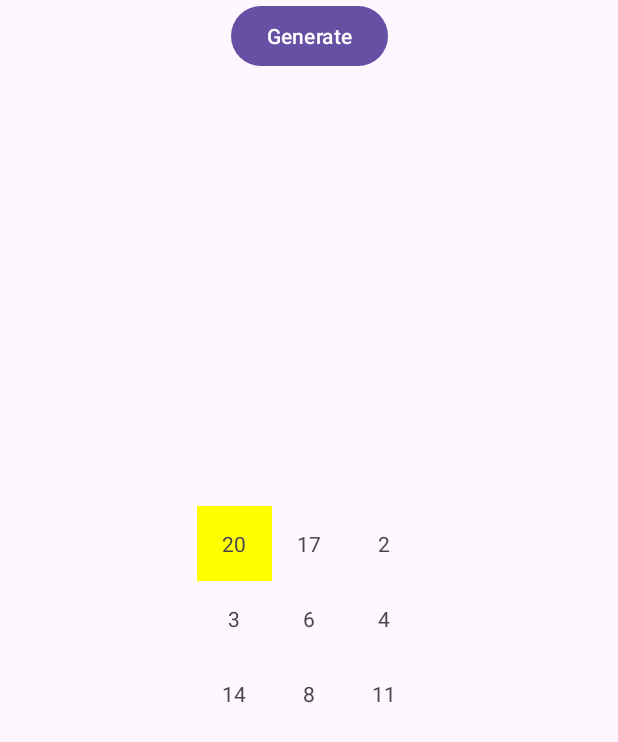
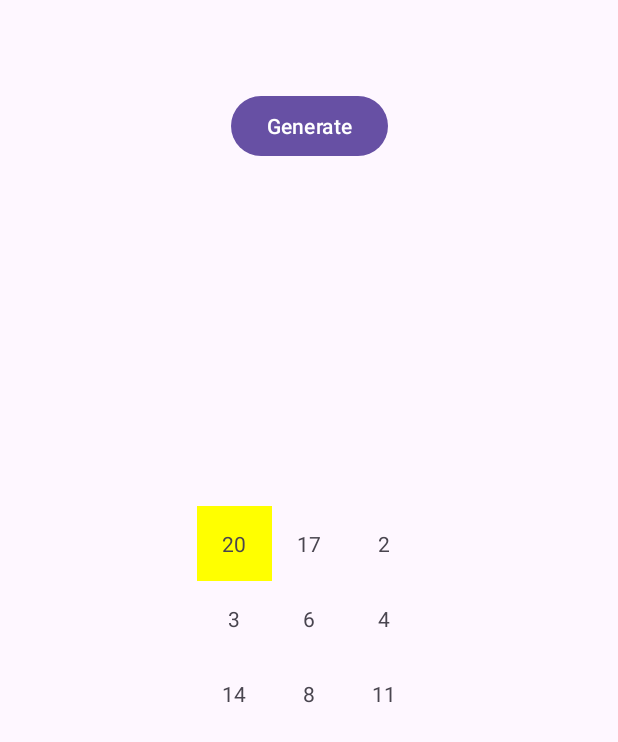
Before and after one commit to SHIHES/Bingo, an Android app: the screen it shows after launch (MainActivity), after a tap on "20", on a phone screen of 412 x 824 dp. Shown: the top 742 px of the screen. Run offline under Robolectric (Android 15) with nearby library versions, the phone set to English and light mode, and no system bars; 1 other tap on this screen came first.

Commit message:
Fix layout and state

```diff
--- a/app/src/main/java/com/notthis/one/bingo/MainActivity.kt
+++ b/app/src/main/java/com/notthis/one/bingo/MainActivity.kt
@@ -25,7 +25,7 @@ class MainActivity : AppCompatActivity() {
       if (checkWinOrNot(numberAdapter.selectedPositions, matrixSize, winCondition)) {
         binding.tvWin.visibility = View.VISIBLE
       } else {
-        binding.tvWin.visibility = View.GONE
+        binding.tvWin.visibility = View.INVISIBLE
       }
     }
   }
@@ -50,6 +50,7 @@ class MainActivity : AppCompatActivity() {
         setOnClickListener {
           numberAdapter.restore()
           numberAdapter.submitList(generateRandomNumber(randomNumber, matrixSize))
+          binding.tvWin.visibility = View.INVISIBLE
         }
       }
     }
--- a/app/src/main/res/layout/activity_main.xml
+++ b/app/src/main/res/layout/activity_main.xml
@@ -36,6 +36,7 @@
     android:id="@+id/btn"
     android:layout_width="wrap_content"
     android:layout_height="wrap_content"
+    android:layout_marginTop="60dp"
     android:text="Generate"
     app:layout_constraintEnd_toEndOf="parent"
     app:layout_constraintStart_toStartOf="parent"
```
